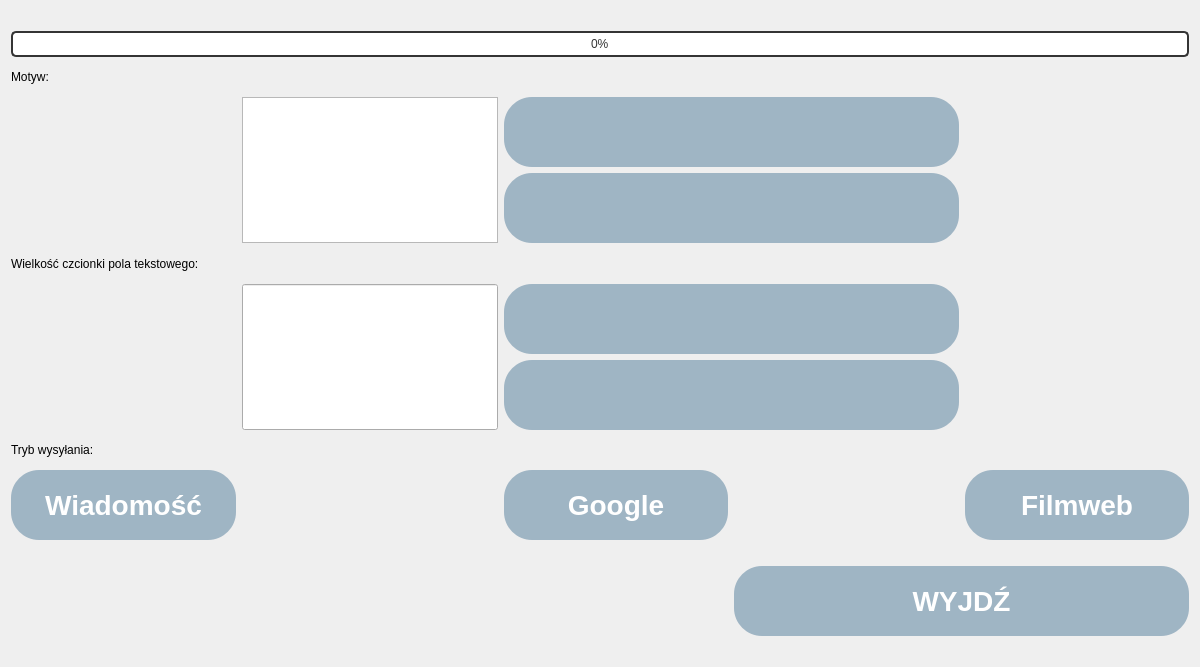
Old version of the form keyboard/personalizeview.ui in the repository elimamos/Batchelors-thesis-code.
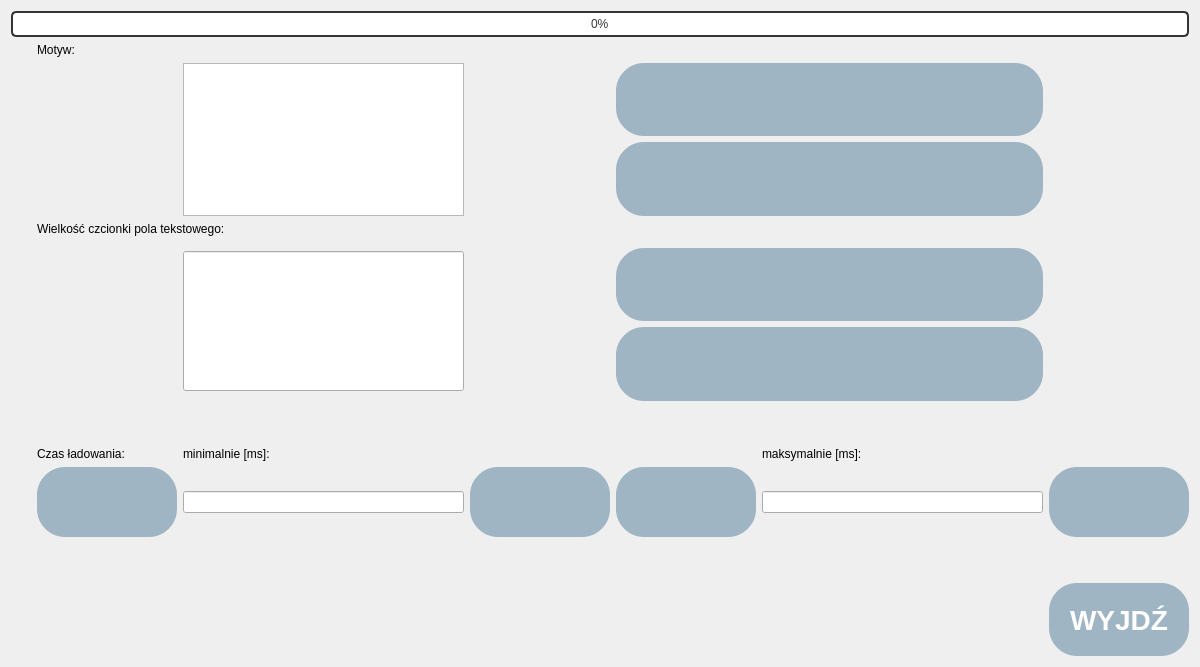
New version of the form. Icons and pictures are not drawn. Custom widgets are drawn as their Qt base class.

Commit message: UI look updated + new stylesheet

What changed in the file:
```diff
--- a/keyboard/personalizeview.ui
+++ b/keyboard/personalizeview.ui
@@ -104,10 +104,33 @@
   <layout class="QGridLayout" name="gridLayout">
    <item row="6" column="0">
     <layout class="QGridLayout" name="items">
-     <item row="9" column="2">
-      <widget class="ButtonOperator" name="mod2">
+     <item row="13" column="4">
+      <widget class="QPushButton" name="pushButton_3">
        <property name="sizePolicy">
-        <sizepolicy hsizetype="Minimum" vsizetype="Fixed">
+        <sizepolicy hsizetype="Preferred" vsizetype="Preferred">
+         <horstretch>1</horstretch>
+         <verstretch>1</verstretch>
+        </sizepolicy>
+       </property>
+       <property name="minimumSize">
+        <size>
+         <width>70</width>
+         <height>70</height>
+        </size>
+       </property>
+       <property name="text">
+        <string/>
+       </property>
+       <property name="icon">
+        <iconset resource="resources.qrc">
+         <normaloff>:/Icons/icons/left.png</normaloff>:/Icons/icons/left.png</iconset>
+       </property>
+      </widget>
+     </item>
+     <item row="15" column="6">
+      <widget class="ButtonOperator" name="exit">
+       <property name="sizePolicy">
+        <sizepolicy hsizetype="Preferred" vsizetype="Preferred">
          <horstretch>1</horstretch>
          <verstretch>1</verstretch>
         </sizepolicy>
@@ -125,11 +148,18 @@
         </size>
        </property>
        <property name="text">
-        <string>Google</string>
+        <string>WYJDŹ</string>
        </property>
       </widget>
      </item>
-     <item row="4" column="0" colspan="5">
+     <item row="9" column="5">
+      <widget class="QLabel" name="label_5">
+       <property name="text">
+        <string>maksymalnie [ms]:</string>
+       </property>
+      </widget>
+     </item>
+     <item row="4" column="1" colspan="6">
       <widget class="QLabel" name="label_2">
        <property name="sizePolicy">
         <sizepolicy hsizetype="Preferred" vsizetype="Preferred">
@@ -142,11 +172,11 @@
        </property>
       </widget>
      </item>
-     <item row="3" column="2" colspan="2">
-      <widget class="ButtonOperator" name="m2">
+     <item row="13" column="1">
+      <widget class="QPushButton" name="pushButton">
        <property name="sizePolicy">
-        <sizepolicy hsizetype="Minimum" vsizetype="Fixed">
-         <horstretch>0</horstretch>
+        <sizepolicy hsizetype="Preferred" vsizetype="Preferred">
+         <horstretch>1</horstretch>
          <verstretch>1</verstretch>
         </sizepolicy>
        </property>
@@ -161,155 +191,11 @@
        </property>
        <property name="icon">
         <iconset resource="resources.qrc">
-         <normaloff>:/Icons/icons/down.png</normaloff>:/Icons/icons/down.png</iconset>
-       </property>
-       <property name="iconSize">
-        <size>
-         <width>32</width>
-         <height>32</height>
-        </size>
-       </property>
-      </widget>
-     </item>
-     <item row="9" column="3">
-      <spacer name="horizontalSpacer_2">
-       <property name="orientation">
-        <enum>Qt::Horizontal</enum>
-       </property>
-       <property name="sizeHint" stdset="0">
-        <size>
-         <width>40</width>
-         <height>20</height>
-        </size>
-       </property>
-      </spacer>
-     </item>
-     <item row="9" column="4">
-      <widget class="ButtonOperator" name="mod3">
-       <property name="sizePolicy">
-        <sizepolicy hsizetype="Minimum" vsizetype="Fixed">
-         <horstretch>1</horstretch>
-         <verstretch>1</verstretch>
-        </sizepolicy>
-       </property>
-       <property name="minimumSize">
-        <size>
-         <width>70</width>
-         <height>70</height>
-        </size>
-       </property>
-       <property name="sizeIncrement">
-        <size>
-         <width>0</width>
-         <height>0</height>
-        </size>
-       </property>
-       <property name="text">
-        <string>Filmweb</string>
+         <normaloff>:/Icons/icons/left.png</normaloff>:/Icons/icons/left.png</iconset>
        </property>
       </widget>
      </item>
      <item row="9" column="1">
-      <spacer name="horizontalSpacer">
-       <property name="orientation">
-        <enum>Qt::Horizontal</enum>
-       </property>
-       <property name="sizeHint" stdset="0">
-        <size>
-         <width>40</width>
-         <height>20</height>
-        </size>
-       </property>
-      </spacer>
-     </item>
-     <item row="2" column="2" colspan="2">
-      <widget class="ButtonOperator" name="m1">
-       <property name="sizePolicy">
-        <sizepolicy hsizetype="Minimum" vsizetype="Fixed">
-         <horstretch>0</horstretch>
-         <verstretch>1</verstretch>
-        </sizepolicy>
-       </property>
-       <property name="minimumSize">
-        <size>
-         <width>70</width>
-         <height>70</height>
-        </size>
-       </property>
-       <property name="text">
-        <string/>
-       </property>
-       <property name="icon">
-        <iconset resource="resources.qrc">
-         <normaloff>:/Icons/icons/up.png</normaloff>:/Icons/icons/up.png</iconset>
-       </property>
-       <property name="iconSize">
-        <size>
-         <width>32</width>
-         <height>32</height>
-        </size>
-       </property>
-      </widget>
-     </item>
-     <item row="5" column="2" colspan="2">
-      <widget class="ButtonOperator" name="f1">
-       <property name="sizePolicy">
-        <sizepolicy hsizetype="Minimum" vsizetype="Fixed">
-         <horstretch>1</horstretch>
-         <verstretch>1</verstretch>
-        </sizepolicy>
-       </property>
-       <property name="minimumSize">
-        <size>
-         <width>70</width>
-         <height>70</height>
-        </size>
-       </property>
-       <property name="text">
-        <string/>
-       </property>
-       <property name="icon">
-        <iconset resource="resources.qrc">
-         <normaloff>:/Icons/icons/up.png</normaloff>:/Icons/icons/up.png</iconset>
-       </property>
-       <property name="iconSize">
-        <size>
-         <width>32</width>
-         <height>32</height>
-        </size>
-       </property>
-      </widget>
-     </item>
-     <item row="6" column="2" colspan="2">
-      <widget class="ButtonOperator" name="f2">
-       <property name="sizePolicy">
-        <sizepolicy hsizetype="Minimum" vsizetype="Fixed">
-         <horstretch>0</horstretch>
-         <verstretch>1</verstretch>
-        </sizepolicy>
-       </property>
-       <property name="minimumSize">
-        <size>
-         <width>70</width>
-         <height>70</height>
-        </size>
-       </property>
-       <property name="text">
-        <string/>
-       </property>
-       <property name="icon">
-        <iconset resource="resources.qrc">
-         <normaloff>:/Icons/icons/down.png</normaloff>:/Icons/icons/down.png</iconset>
-       </property>
-       <property name="iconSize">
-        <size>
-         <width>32</width>
-         <height>32</height>
-        </size>
-       </property>
-      </widget>
-     </item>
-     <item row="8" column="0" colspan="5">
       <widget class="QLabel" name="label_3">
        <property name="sizePolicy">
         <sizepolicy hsizetype="Preferred" vsizetype="Preferred">
@@ -318,36 +204,11 @@
         </sizepolicy>
        </property>
        <property name="text">
-        <string>Tryb wysyłania:</string>
+        <string>Czas ładowania:</string>
        </property>
       </widget>
      </item>
-     <item row="9" column="0">
-      <widget class="ButtonOperator" name="mod1">
-       <property name="sizePolicy">
-        <sizepolicy hsizetype="Minimum" vsizetype="Fixed">
-         <horstretch>1</horstretch>
-         <verstretch>1</verstretch>
-        </sizepolicy>
-       </property>
-       <property name="minimumSize">
-        <size>
-         <width>70</width>
-         <height>70</height>
-        </size>
-       </property>
-       <property name="sizeIncrement">
-        <size>
-         <width>0</width>
-         <height>0</height>
-        </size>
-       </property>
-       <property name="text">
-        <string>Wiadomość</string>
-       </property>
-      </widget>
-     </item>
-     <item row="1" column="0" colspan="5">
+     <item row="1" column="1" colspan="6">
       <widget class="QLabel" name="label">
        <property name="sizePolicy">
         <sizepolicy hsizetype="Preferred" vsizetype="Preferred">
@@ -360,86 +221,256 @@
        </property>
       </widget>
      </item>
-     <item row="10" column="0">
-      <spacer name="horizontalSpacer_3">
-       <property name="orientation">
-        <enum>Qt::Horizontal</enum>
+     <item row="13" column="5">
+      <widget class="QLineEdit" name="lineEdit_3">
+       <property name="sizePolicy">
+        <sizepolicy hsizetype="Preferred" vsizetype="Fixed">
+         <horstretch>2</horstretch>
+         <verstretch>0</verstretch>
+        </sizepolicy>
        </property>
-       <property name="sizeHint" stdset="0">
-        <size>
-         <width>40</width>
-         <height>20</height>
-        </size>
-       </property>
-      </spacer>
+      </widget>
      </item>
-     <item row="11" column="3" colspan="2">
-      <widget class="ButtonOperator" name="exit">
-       <property name="minimumSize">
-        <size>
-         <width>70</width>
-         <height>70</height>
-        </size>
-       </property>
-       <property name="sizeIncrement">
-        <size>
-         <width>0</width>
-         <height>0</height>
-        </size>
-       </property>
+     <item row="9" column="2">
+      <widget class="QLabel" name="label_4">
        <property name="text">
-        <string>WYJDŹ</string>
+        <string>minimalnie [ms]:</string>
        </property>
       </widget>
      </item>
-     <item row="0" column="0" colspan="5">
+     <item row="0" column="0" colspan="7">
       <widget class="QProgressBar" name="progressBar">
        <property name="value">
         <number>0</number>
        </property>
       </widget>
      </item>
-     <item row="2" column="1" rowspan="2">
+     <item row="13" column="3">
+      <widget class="QPushButton" name="pushButton_2">
+       <property name="sizePolicy">
+        <sizepolicy hsizetype="Preferred" vsizetype="Preferred">
+         <horstretch>1</horstretch>
+         <verstretch>1</verstretch>
+        </sizepolicy>
+       </property>
+       <property name="minimumSize">
+        <size>
+         <width>70</width>
+         <height>70</height>
+        </size>
+       </property>
+       <property name="text">
+        <string/>
+       </property>
+       <property name="icon">
+        <iconset resource="resources.qrc">
+         <normaloff>:/Icons/icons/right.png</normaloff>:/Icons/icons/right.png</iconset>
+       </property>
+      </widget>
+     </item>
+     <item row="8" column="1">
+      <spacer name="verticalSpacer">
+       <property name="orientation">
+        <enum>Qt::Vertical</enum>
+       </property>
+       <property name="sizeHint" stdset="0">
+        <size>
+         <width>20</width>
+         <height>40</height>
+        </size>
+       </property>
+      </spacer>
+     </item>
+     <item row="13" column="6">
+      <widget class="QPushButton" name="pushButton_4">
+       <property name="sizePolicy">
+        <sizepolicy hsizetype="Preferred" vsizetype="Preferred">
+         <horstretch>1</horstretch>
+         <verstretch>1</verstretch>
+        </sizepolicy>
+       </property>
+       <property name="minimumSize">
+        <size>
+         <width>70</width>
+         <height>70</height>
+        </size>
+       </property>
+       <property name="text">
+        <string/>
+       </property>
+       <property name="icon">
+        <iconset resource="resources.qrc">
+         <normaloff>:/Icons/icons/right.png</normaloff>:/Icons/icons/right.png</iconset>
+       </property>
+      </widget>
+     </item>
+     <item row="13" column="2">
+      <widget class="QLineEdit" name="lineEdit_2">
+       <property name="sizePolicy">
+        <sizepolicy hsizetype="Preferred" vsizetype="Fixed">
+         <horstretch>2</horstretch>
+         <verstretch>0</verstretch>
+        </sizepolicy>
+       </property>
+      </widget>
+     </item>
+     <item row="14" column="2">
+      <spacer name="verticalSpacer_2">
+       <property name="orientation">
+        <enum>Qt::Vertical</enum>
+       </property>
+       <property name="sizeHint" stdset="0">
+        <size>
+         <width>20</width>
+         <height>40</height>
+        </size>
+       </property>
+      </spacer>
+     </item>
+     <item row="6" column="0">
+      <spacer name="verticalSpacer_3">
+       <property name="orientation">
+        <enum>Qt::Vertical</enum>
+       </property>
+       <property name="sizeHint" stdset="0">
+        <size>
+         <width>20</width>
+         <height>40</height>
+        </size>
+       </property>
+      </spacer>
+     </item>
+     <item row="2" column="2" rowspan="2">
       <widget class="QListWidget" name="listWidget"/>
      </item>
-     <item row="5" column="1" rowspan="2">
+     <item row="5" column="2" rowspan="3">
       <widget class="QLineEdit" name="lineEdit">
        <property name="minimumSize">
         <size>
          <width>0</width>
-         <height>146</height>
+         <height>140</height>
+        </size>
+       </property>
+      </widget>
+     </item>
+     <item row="6" column="4" colspan="2">
+      <widget class="ButtonOperator" name="f1">
+       <property name="sizePolicy">
+        <sizepolicy hsizetype="Preferred" vsizetype="Preferred">
+         <horstretch>1</horstretch>
+         <verstretch>1</verstretch>
+        </sizepolicy>
+       </property>
+       <property name="minimumSize">
+        <size>
+         <width>70</width>
+         <height>70</height>
+        </size>
+       </property>
+       <property name="text">
+        <string/>
+       </property>
+       <property name="icon">
+        <iconset resource="resources.qrc">
+         <normaloff>:/Icons/icons/up.png</normaloff>:/Icons/icons/up.png</iconset>
+       </property>
+       <property name="iconSize">
+        <size>
+         <width>32</width>
+         <height>32</height>
+        </size>
+       </property>
+      </widget>
+     </item>
+     <item row="7" column="4" colspan="2">
+      <widget class="ButtonOperator" name="f2">
+       <property name="sizePolicy">
+        <sizepolicy hsizetype="Preferred" vsizetype="Preferred">
+         <horstretch>1</horstretch>
+         <verstretch>1</verstretch>
+        </sizepolicy>
+       </property>
+       <property name="minimumSize">
+        <size>
+         <width>70</width>
+         <height>70</height>
+        </size>
+       </property>
+       <property name="text">
+        <string/>
+       </property>
+       <property name="icon">
+        <iconset resource="resources.qrc">
+         <normaloff>:/Icons/icons/down.png</normaloff>:/Icons/icons/down.png</iconset>
+       </property>
+       <property name="iconSize">
+        <size>
+         <width>32</width>
+         <height>32</height>
+        </size>
+       </property>
+      </widget>
+     </item>
+     <item row="3" column="4" colspan="2">
+      <widget class="ButtonOperator" name="m2">
+       <property name="sizePolicy">
+        <sizepolicy hsizetype="Preferred" vsizetype="Preferred">
+         <horstretch>1</horstretch>
+         <verstretch>1</verstretch>
+        </sizepolicy>
+       </property>
+       <property name="minimumSize">
+        <size>
+         <width>70</width>
+         <height>70</height>
+        </size>
+       </property>
+       <property name="text">
+        <string/>
+       </property>
+       <property name="icon">
+        <iconset resource="resources.qrc">
+         <normaloff>:/Icons/icons/down.png</normaloff>:/Icons/icons/down.png</iconset>
+       </property>
+       <property name="iconSize">
+        <size>
+         <width>32</width>
+         <height>32</height>
+        </size>
+       </property>
+      </widget>
+     </item>
+     <item row="2" column="4" colspan="2">
+      <widget class="ButtonOperator" name="m1">
+       <property name="sizePolicy">
+        <sizepolicy hsizetype="Preferred" vsizetype="Preferred">
+         <horstretch>1</horstretch>
+         <verstretch>1</verstretch>
+        </sizepolicy>
+       </property>
+       <property name="minimumSize">
+        <size>
+         <width>70</width>
+         <height>70</height>
+        </size>
+       </property>
+       <property name="text">
+        <string/>
+       </property>
+       <property name="icon">
+        <iconset resource="resources.qrc">
+         <normaloff>:/Icons/icons/up.png</normaloff>:/Icons/icons/up.png</iconset>
+       </property>
+       <property name="iconSize">
+        <size>
+         <width>32</width>
+         <height>32</height>
         </size>
        </property>
       </widget>
      </item>
     </layout>
    </item>
-   <item row="7" column="0">
-    <spacer name="horizontalSpacer_4">
-     <property name="orientation">
-      <enum>Qt::Horizontal</enum>
-     </property>
-     <property name="sizeHint" stdset="0">
-      <size>
-       <width>40</width>
-       <height>20</height>
-      </size>
-     </property>
-    </spacer>
-   </item>
-   <item row="0" column="0">
-    <spacer name="horizontalSpacer_5">
-     <property name="orientation">
-      <enum>Qt::Horizontal</enum>
-     </property>
-     <property name="sizeHint" stdset="0">
-      <size>
-       <width>40</width>
-       <height>20</height>
-      </size>
-     </property>
-    </spacer>
-   </item>
   </layout>
  </widget>
  <customwidgets>
```
The commit also changes 3 other files.
